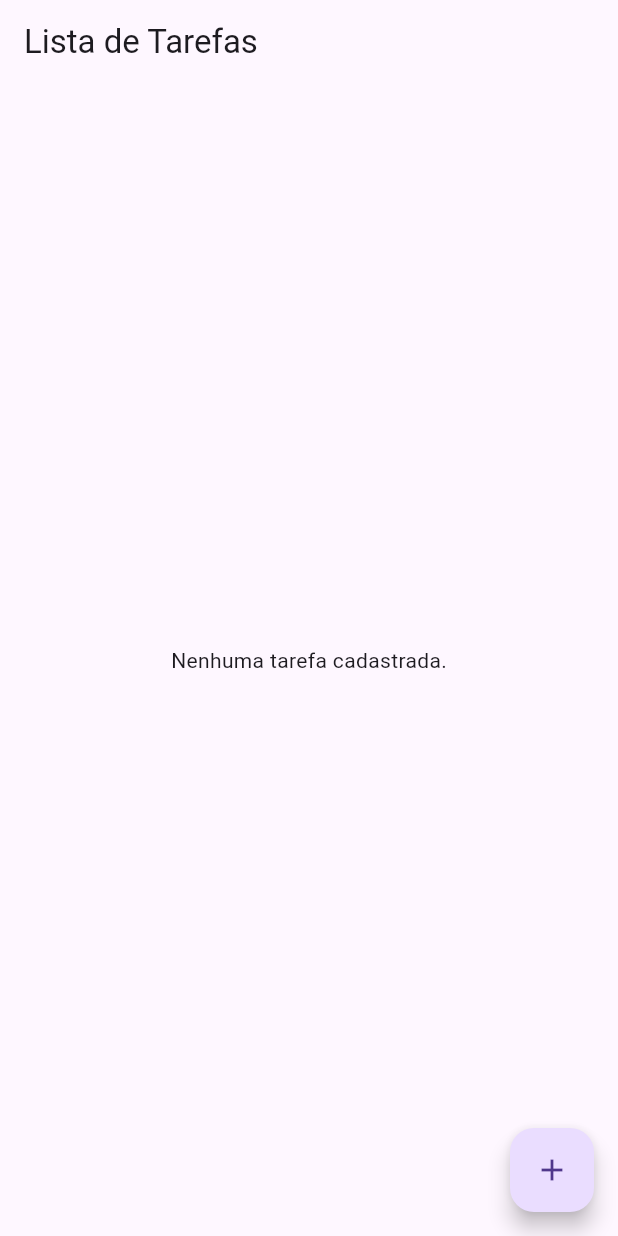
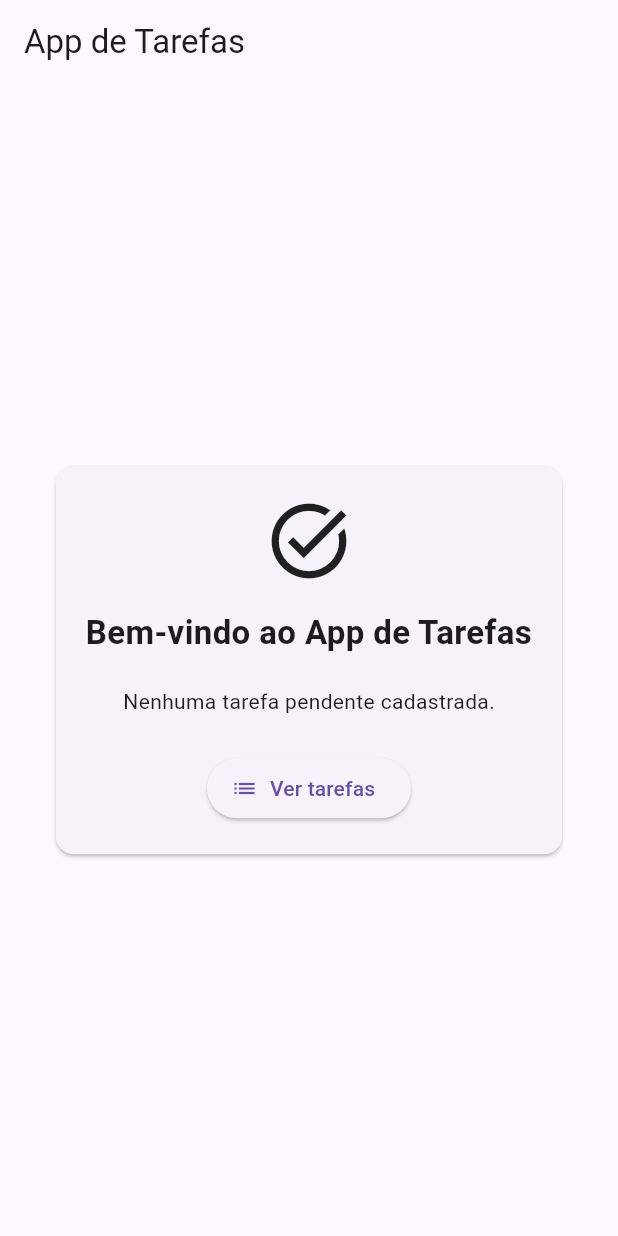
Before and after one commit to kazutopbn-boop/app_tarefas_flutter, a Flutter app: the screen it shows after launch, on a phone screen of 412 x 824 dp. Run offline on Flutter 3.47's test engine with Material 3 defaults, Android fonts, the phone set to English and light mode, and no system bars; our stand-ins replace sqflite; accounts and stored records are empty.

Commit message:
Implementa tela de início

```diff
--- a/lib/main.dart
+++ b/lib/main.dart
@@ -4,6 +4,7 @@ import 'package:provider/provider.dart';
 import 'providers/tarefa_provider.dart';
 import 'telas/tela_cadastro.dart';
 import 'telas/tela_detalhes.dart';
+import 'telas/tela_inicio.dart';
 import 'telas/tela_lista.dart';
 import 'util/rotas.dart';
 
@@ -21,9 +22,12 @@ class AppTarefas extends StatelessWidget {
       child: MaterialApp(
         debugShowCheckedModeBanner: false,
         title: 'App de Tarefas',
-        theme: ThemeData(primarySwatch: Colors.blue),
-        initialRoute: Rotas.telaLista,
+        theme: ThemeData(
+          primarySwatch: Colors.blue,
+        ),
+        initialRoute: Rotas.telaInicio,
         routes: {
+          Rotas.telaInicio: (context) => const TelaInicio(),
           Rotas.telaLista: (context) => const TelaLista(),
           Rotas.telaCadastro: (context) => const TelaCadastro(),
           Rotas.telaDetalhes: (context) => const TelaDetalhes(),
--- a/lib/telas/tela_inicio.dart
+++ b/lib/telas/tela_inicio.dart
@@ -0,0 +1,69 @@
+import 'package:flutter/material.dart';
+import 'package:provider/provider.dart';
+
+import '../providers/tarefa_provider.dart';
+import '../util/rotas.dart';
+
+class TelaInicio extends StatelessWidget {
+  const TelaInicio({super.key});
+
+  @override
+  Widget build(BuildContext context) {
+    final provider = Provider.of<TarefaProvider>(context);
+    final proxima = provider.proximaTarefa;
+
+    return Scaffold(
+      appBar: AppBar(
+        title: const Text('App de Tarefas'),
+      ),
+      body: Padding(
+        padding: const EdgeInsets.all(16),
+        child: Center(
+          child: Card(
+            child: Padding(
+              padding: const EdgeInsets.all(20),
+              child: Column(
+                mainAxisSize: MainAxisSize.min,
+                children: [
+                  const Icon(Icons.task_alt, size: 60),
+                  const SizedBox(height: 16),
+                  const Text(
+                    'Bem-vindo ao App de Tarefas',
+                    style: TextStyle(
+                      fontSize: 22,
+                      fontWeight: FontWeight.bold,
+                    ),
+                    textAlign: TextAlign.center,
+                  ),
+                  const SizedBox(height: 20),
+                  if (proxima == null)
+                    const Text('Nenhuma tarefa pendente cadastrada.')
+                  else
+                    Column(
+                      children: [
+                        const Text(
+                          'Tarefa mais perto de vencer:',
+                          style: TextStyle(fontWeight: FontWeight.bold),
+                        ),
+                        const SizedBox(height: 8),
+                        Text(proxima.titulo),
+                        Text('Data prevista: ${proxima.dataFormatada}'),
+                      ],
+                    ),
+                  const SizedBox(height: 24),
+                  ElevatedButton.icon(
+                    onPressed: () {
+                      Navigator.pushNamed(context, Rotas.telaLista);
+                    },
+                    icon: const Icon(Icons.list),
+                    label: const Text('Ver tarefas'),
+                  ),
+                ],
+              ),
+            ),
+          ),
+        ),
+      ),
+    );
+  }
+}
```
